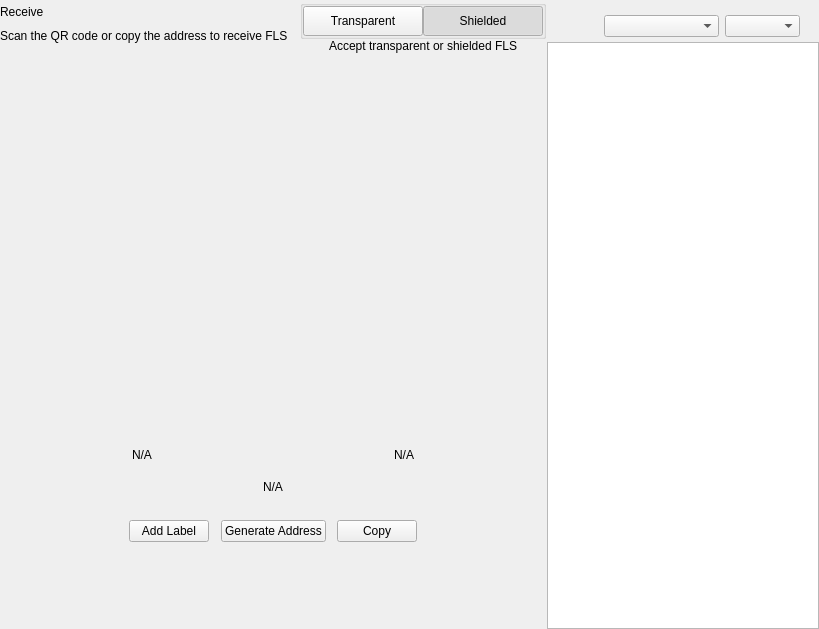
This is src/qt/fls/forms/receivewidget.ui in Liquid369/blank as Qt 5 draws it before an edit. The edited form follows.
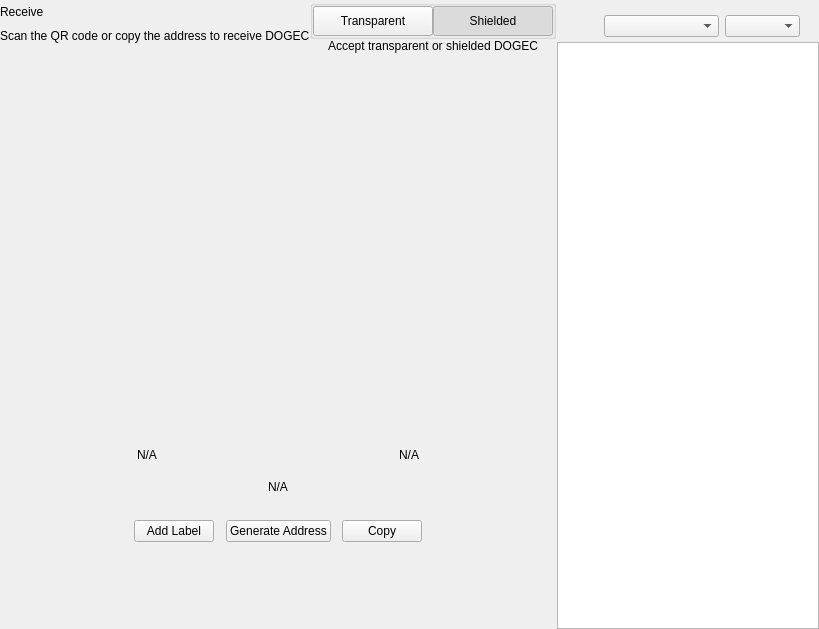
This is the edited form. Custom widgets are drawn as their Qt base class.

What changed in the file:
```diff
--- a/src/qt/fls/forms/receivewidget.ui
+++ b/src/qt/fls/forms/receivewidget.ui
@@ -78,7 +78,7 @@
             <item alignment="Qt::AlignTop">
              <widget class="QLabel" name="labelSubtitle1">
               <property name="text">
-               <string>Scan the QR code or copy the address to receive FLS</string>
+               <string>Scan the QR code or copy the address to receive DOGEC</string>
               </property>
              </widget>
             </item>
@@ -201,7 +201,7 @@
              <item alignment="Qt::AlignHCenter|Qt::AlignTop">
               <widget class="QLabel" name="labelSubtitle2">
                <property name="text">
-                <string>Accept transparent or shielded FLS</string>
+                <string>Accept transparent or shielded DOGEC</string>
                </property>
                <property name="alignment">
                 <set>Qt::AlignRight|Qt::AlignTrailing|Qt::AlignVCenter</set>
```
Left out of the diff: 2 changed lines with no effect on the pictures.
